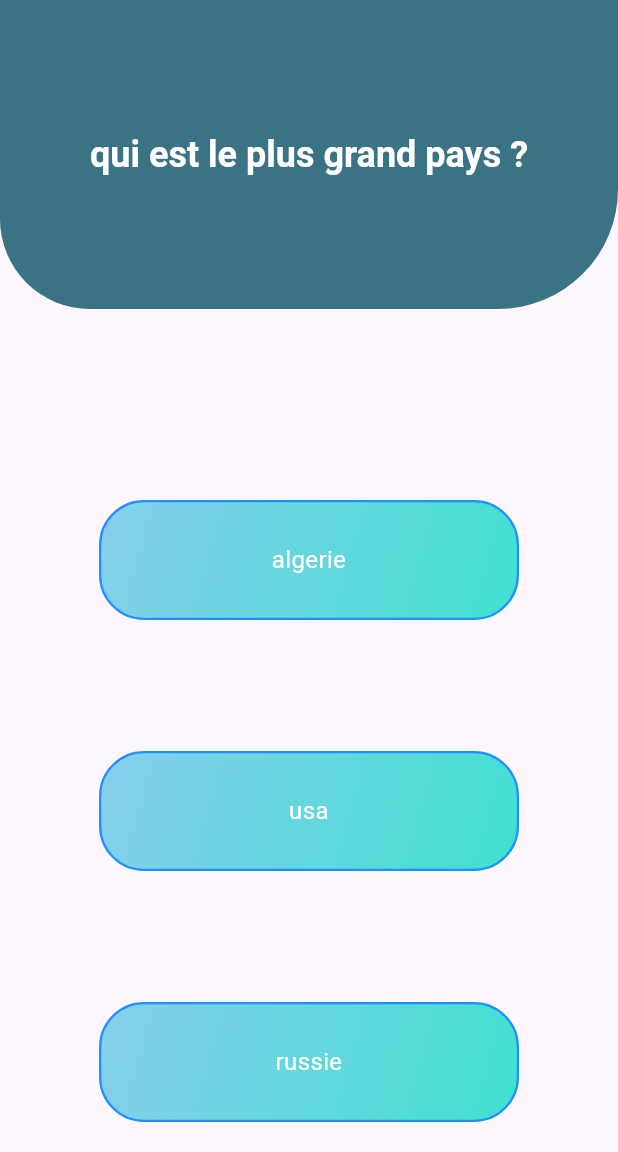
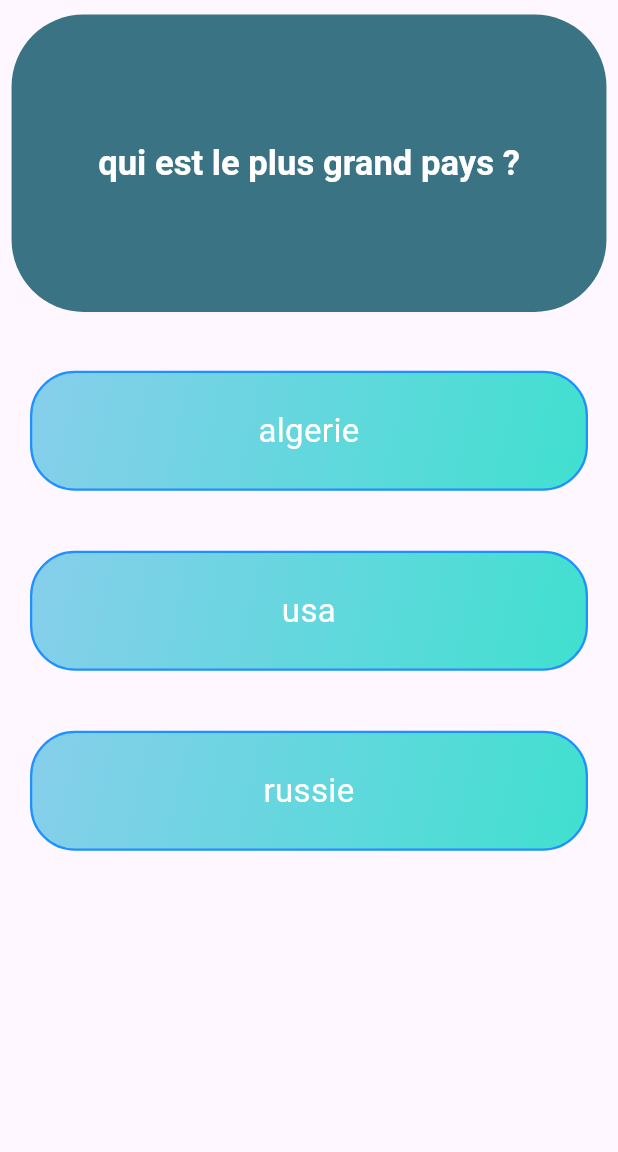
Before and after one commit to kazerdira/quiz_app, a Flutter app: the Quiz screen opened directly, after a tap on "Bejaia", on a phone screen of 412 x 824 dp, the part 84-1236 px from its top. Run offline on Flutter 3.47's test engine with Material 2 defaults, Android fonts, the phone set to English and light mode, and no system bars; our stand-ins replace animated_background.

Commit message:
adding features 3

```diff
--- a/lib/common/dummy data/dummy_data.dart
+++ b/lib/common/dummy data/dummy_data.dart
@@ -0,0 +1,25 @@
+class DummyData {
+  static final List questions = [
+    {
+      'question': 'ou est aokas ?',
+      'answer': ['Bejaia', 'setif', 'tindouf'],
+      'correct': 'Bejaia'
+    },
+    {
+      'question': 'qui est le plus grand pays ?',
+      'answer': ['algerie', 'usa', 'russie'],
+      'correct': 'russie'
+    },
+    {
+      'question': 'qui est la voiture la plus vendu au monde  ?',
+      'answer': ['bmw', 'toyota', 'volvo'],
+      'correct': 'toyota'
+    },
+    {
+      'question':
+          "qu il est l'animal sauvage en afrique du nord  le plus rapide  dans notre monde , la terre !!  ?",
+      'answer': ['le lion', 'le dauphin', 'le chien ', "le faucon "],
+      'correct': 'toyota'
+    },
+  ];
+}
--- a/lib/main.dart
+++ b/lib/main.dart
@@ -3,6 +3,9 @@ import 'dart:math';
 
 import 'package:flutter/material.dart';
 import 'package:quiz_app/common/constants/colors.dart';
+import 'package:quiz_app/pages/quiz/quiz.dart';
+
+import 'pages/Welcome/welcome.dart';
 
 void main() {
   runApp(const MyApp());
@@ -21,219 +24,7 @@ class MyApp extends StatelessWidget {
         colorScheme: ColorScheme.fromSeed(seedColor: Colors.deepPurple),
         useMaterial3: true,
       ),
-      home: Quiz(),
+      home: Welcome(),
     );
   }
 }
-
-class Quiz extends StatefulWidget {
-  Quiz({super.key});
-
-  @override
-  State<Quiz> createState() => _QuizState();
-}
-
-class _QuizState extends State<Quiz> with SingleTickerProviderStateMixin {
-  int questNum = 0;
-  int result = 0;
-  Color _color = AppColor().magenta; // starting color
-  final _random = Random();
-  bool? changeTS;
-
-  TextStyle _style = const TextStyle(
-      color: Colors.grey, fontSize: 18, fontWeight: FontWeight.w300);
-
-  TextStyle style1 = const TextStyle(
-      color: Colors.white, fontSize: 24, fontWeight: FontWeight.w600);
-
-  @override
-  void initState() {
-    super.initState();
-    changeStyle();
-
-    _startColorAnimation();
-  }
-
-  void changeStyle() {
-    Future.delayed(const Duration(milliseconds: 500)).then((_) {
-      setState(() {
-        _style = style1;
-      });
-    });
-  }
-
-  void _startColorAnimation() {
-    Future.delayed(Duration(seconds: 1)).then((_) {
-      setState(() {
-        changeTS = true;
-
-        // generate a random color
-        _color = Color.fromRGBO(_random.nextInt(256), _random.nextInt(256),
-            _random.nextInt(256), 1);
-        _startColorAnimation(); // repeat the animation
-      });
-    });
-  }
-
-  final List questions = [
-    {
-      'question': 'ou est aokas ?',
-      'answer': ['Bejaia', 'setif', 'tindouf'],
-      'correct': 'Bejaia'
-    },
-    {
-      'question': 'qui est le plus grand pays ?',
-      'answer': ['algerie', 'usa', 'russie'],
-      'correct': 'russie'
-    },
-    {
-      'question': 'qui est la voiture la plus vendu au monde  ?',
-      'answer': ['bmw', 'toyota', 'volvo'],
-      'correct': 'toyota'
-    },
-  ];
-
-  @override
-  Widget build(BuildContext context) {
-    return Scaffold(
-      appBar: AppBar(
-        backgroundColor: AppColor().magenta,
-        elevation: 0,
-        leading: GestureDetector(
-          onTap: () {
-            print('tapped on the icon of leading ');
-          },
-          child: Container(
-            padding: const EdgeInsets.all(8),
-            child: const CircleAvatar(
-                radius: 12,
-                backgroundImage: AssetImage('assets/icons/quiz.png')),
-          ),
-        ),
-        centerTitle: true,
-        title: const Text(
-          'Quiz app',
-          style: TextStyle(
-              color: Colors.white,
-              fontWeight: FontWeight.w500,
-              letterSpacing: 1.5),
-        ),
-      ),
-      body: Center(
-        child: Container(
-          child: modelOfQuiz(),
-        ),
-      ),
-    );
-  }
-
-  Column modelOfQuiz() {
-    return Column(
-      mainAxisAlignment: MainAxisAlignment.spaceBetween,
-      children: [
-        TweenAnimationBuilder(
-            tween: ColorTween(begin: _color, end: _color.withOpacity(0.7)),
-            duration: Duration(milliseconds: 1500),
-            curve: Curves.easeInOut,
-            builder: (_, color, child) {
-              return AnimatedContainer(
-                duration: const Duration(milliseconds: 1500),
-                height: MediaQuery.of(context).size.height / 4,
-                width: MediaQuery.of(context).size.width,
-                margin: const EdgeInsets.only(bottom: 60),
-                decoration: BoxDecoration(
-                    color: _color,
-                    borderRadius: const BorderRadius.only(
-                        bottomLeft: Radius.circular(60),
-                        bottomRight: Radius.circular(80))),
-                child: Center(
-                  child: Padding(
-                    padding: const EdgeInsets.all(8.0),
-                    child: FittedBox(
-                      fit: BoxFit.scaleDown,
-                      alignment: Alignment.center,
-                      child: AnimatedDefaultTextStyle(
-                        duration: const Duration(seconds: 1),
-                        curve: Curves.bounceInOut,
-                        style: _style,
-                        child: Text(
-                          questions[questNum]['question'],
-                        ),
-                      ),
-                    ),
-                  ),
-                ),
-              );
-            }),
-        ...List.generate(questions[questNum]['answer'].length,
-            (index) => answerBox(questions[questNum]['answer'][index]))
-        /* answerBox(answers[0]),
-        answerBox(answers[1]),
-        answerBox(answers[2]), */
-      ],
-    );
-  }
-
-  GestureDetector answerBox(
-    String answer,
-  ) {
-    return GestureDetector(
-      onTap: () {
-        resulting(answer);
-      },
-      child: Container(
-        decoration: BoxDecoration(
-            borderRadius: BorderRadius.all(Radius.circular(30)),
-            border: Border.all(color: AppColor().dodgerBlue, width: 1.5),
-            gradient: LinearGradient(
-                begin: Alignment.topLeft,
-                end: Alignment.bottomRight,
-                colors: [AppColor().skyBlue, AppColor().turquoise])),
-        padding: EdgeInsets.all(8),
-        margin: EdgeInsets.all(20),
-        height: 80,
-        width: 280,
-        child: Center(
-          child: Text(
-            answer,
-            textAlign: TextAlign.center,
-            style: const TextStyle(
-              color: Colors.white,
-              fontSize: 16,
-            ),
-          ),
-        ),
-      ),
-    );
-  }
-
-  resulting(String answer) {
-    bool isLastQuestion = questNum + 1 == questions.length;
-
-    answer == questions[questNum]['correct'] ? result++ : null;
-
-    if (isLastQuestion) {
-      Navigator.push(context,
-          MaterialPageRoute(builder: (context) => Result(result: result)));
-    } else {
-      setState(() {
-        questNum++;
-      });
-    }
-  }
-}
-
-class Result extends StatelessWidget {
-  Result({super.key, required this.result});
-
-  final int result;
-
-  @override
-  Widget build(BuildContext context) {
-    return Scaffold(
-      body: Center(
-        child: Text(result.toString()),
-      ),
-    );
-  }
-}
--- a/lib/pages/quiz/quiz.dart
+++ b/lib/pages/quiz/quiz.dart
@@ -0,0 +1,191 @@
+import 'dart:math';
+
+import 'package:flutter/material.dart';
+import 'package:quiz_app/common/dummy%20data/dummy_data.dart';
+
+import '../../common/constants/colors.dart';
+import '../result/result.dart';
+
+class Quiz extends StatefulWidget {
+  Quiz({super.key});
+
+  @override
+  State<Quiz> createState() => _QuizState();
+}
+
+class _QuizState extends State<Quiz> with SingleTickerProviderStateMixin {
+  int questNum = 0;
+  int result = 0;
+  Color _color = AppColor().magenta; // starting color
+  final _random = Random();
+  bool? changeTS;
+
+  TextStyle _style = const TextStyle(
+      color: Colors.grey, fontSize: 18, fontWeight: FontWeight.w300);
+
+  TextStyle style1 = const TextStyle(
+      color: Colors.white, fontSize: 24, fontWeight: FontWeight.w600);
+
+  @override
+  void initState() {
+    super.initState();
+    changeStyle();
+
+    _startColorAnimation();
+  }
+
+  void changeStyle() {
+    Future.delayed(const Duration(milliseconds: 500)).then((_) {
+      setState(() {
+        _style = style1;
+      });
+    });
+  }
+
+  void _startColorAnimation() {
+    Future.delayed(Duration(seconds: 1)).then((_) {
+      setState(() {
+        changeTS = true;
+
+        // generate a random color
+        _color = Color.fromRGBO(_random.nextInt(256), _random.nextInt(256),
+            _random.nextInt(256), 1);
+        _startColorAnimation(); // repeat the animation
+      });
+    });
+  }
+
+  resulting(String answer) {
+    bool isLastQuestion = questNum + 1 == DummyData.questions.length;
+
+    answer == DummyData.questions[questNum]['correct'] ? result++ : null;
+
+    if (isLastQuestion) {
+      Navigator.push(context,
+          MaterialPageRoute(builder: (context) => Result(result: result)));
+    } else {
+      setState(() {
+        questNum++;
+      });
+    }
+  }
+
+  @override
+  Widget build(BuildContext context) {
+    return Scaffold(
+      appBar: buildAppBar(),
+      body: Center(
+        child: Container(
+          child: modelOfQuiz(),
+        ),
+      ),
+    );
+  }
+
+  AppBar buildAppBar() {
+    return AppBar(
+      backgroundColor: AppColor().magenta,
+      elevation: 0,
+      leading: GestureDetector(
+        onTap: () {
+          print('tapped on the icon of leading ');
+        },
+        child: Container(
+          padding: const EdgeInsets.all(8),
+          child: const CircleAvatar(
+              radius: 12, backgroundImage: AssetImage('assets/icons/quiz.png')),
+        ),
+      ),
+      centerTitle: true,
+      title: const Text(
+        'Quiz app',
+        style: TextStyle(
+            color: Colors.white,
+            fontWeight: FontWeight.w500,
+            letterSpacing: 1.5),
+      ),
+    );
+  }
+
+  Column modelOfQuiz() {
+    return Column(
+      mainAxisAlignment: MainAxisAlignment.spaceBetween,
+      children: [
+        TweenAnimationBuilder(
+            tween: ColorTween(begin: _color, end: _color.withOpacity(0.7)),
+            duration: Duration(milliseconds: 1500),
+            curve: Curves.easeInOut,
+            builder: (_, color, child) {
+              return FittedBox(
+                child: AnimatedContainer(
+                  duration: const Duration(milliseconds: 1500),
+                  height: MediaQuery.of(context).size.height / 4,
+                  width: MediaQuery.of(context).size.width,
+                  margin: const EdgeInsets.only(
+                      bottom: 20, left: 8, right: 8, top: 10),
+                  decoration: BoxDecoration(
+                    color: _color,
+                    borderRadius: const BorderRadius.all(Radius.circular(50)),
+                  ),
+                  child: Center(
+                    child: Padding(
+                      padding: const EdgeInsets.all(8.0),
+                      child: AnimatedDefaultTextStyle(
+                        duration: const Duration(seconds: 1),
+                        curve: Curves.bounceInOut,
+                        style: _style,
+                        child: Text(
+                          DummyData.questions[questNum]['question'],
+                          textAlign: TextAlign.center,
+                        ),
+                      ),
+                    ),
+                  ),
+                ),
+              );
+            }),
+        Expanded(
+          child: ListView.builder(
+            itemCount: DummyData.questions[questNum]['answer'].length,
+            itemBuilder: (context, index) {
+              return answerBox(DummyData.questions[questNum]['answer'][index]);
+            },
+          ),
+        )
+      ],
+    );
+  }
+
+  GestureDetector answerBox(
+    String answer,
+  ) {
+    return GestureDetector(
+      onTap: () {
+        resulting(answer);
+      },
+      child: Container(
+        decoration: BoxDecoration(
+            borderRadius: BorderRadius.all(Radius.circular(30)),
+            border: Border.all(color: AppColor().dodgerBlue, width: 1.5),
+            gradient: LinearGradient(
+                begin: Alignment.topLeft,
+                end: Alignment.bottomRight,
+                colors: [AppColor().skyBlue, AppColor().turquoise])),
+        padding: EdgeInsets.all(8),
+        margin: EdgeInsets.all(20),
+        height: 80,
+        width: 280,
+        child: Center(
+          child: Text(
+            answer,
+            textAlign: TextAlign.center,
+            style: const TextStyle(
+              color: Colors.white,
+              fontSize: 22,
+            ),
+          ),
+        ),
+      ),
+    );
+  }
+}
--- a/pubspec.yaml
+++ b/pubspec.yaml
@@ -35,6 +35,7 @@ dependencies:
   # The following adds the Cupertino Icons font to your application.
   # Use with the CupertinoIcons class for iOS style icons.
   cupertino_icons: ^1.0.2
+  animated_background: ^2.0.0
 
 dev_dependencies:
   flutter_test:
```
Also changed, not shown: lib/common/pages/pages.dart (added, +8 -0 lines), lib/pages/Welcome/welcome.dart (added, +101 -0 lines), lib/pages/result/result.dart (+47 -0 lines), assets/icons/brain.png (added), pubspec.lock.
